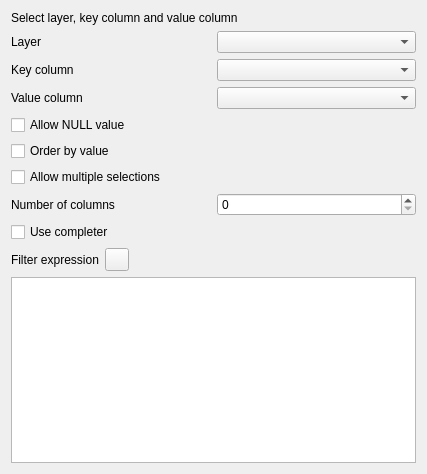
Before: the Qt Designer form src/ui/editorwidgets/qgsvaluerelationconfigdlgbase.ui in carsmie/QGIS, drawn with Qt 5.
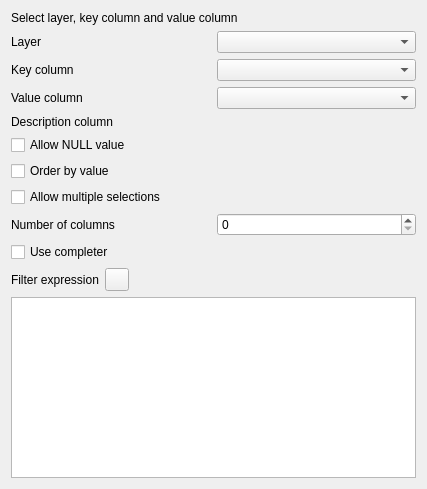
After: the same form once the commit is applied. Icons and pictures are not drawn. Custom widgets are drawn as their Qt base class.

Commit message:
Add description to value relation widget
Add the possibility to add a description to each value in a value relation widget.

What changed in the file:
```diff
--- a/src/ui/editorwidgets/qgsvaluerelationconfigdlgbase.ui
+++ b/src/ui/editorwidgets/qgsvaluerelationconfigdlgbase.ui
@@ -7,14 +7,14 @@
     <x>0</x>
     <y>0</y>
     <width>427</width>
-    <height>474</height>
+    <height>489</height>
    </rect>
   </property>
   <property name="windowTitle">
    <string>Form</string>
   </property>
-  <layout class="QGridLayout" name="gridLayout" columnstretch="0,0,0">
-   <item row="12" column="0" colspan="2">
+  <layout class="QGridLayout" name="gridLayout" columnstretch="0,0">
+   <item row="13" column="0" colspan="2">
     <layout class="QHBoxLayout" name="horizontalLayout">
      <item>
       <widget class="QLabel" name="label_19">
@@ -52,6 +52,23 @@
      </item>
     </layout>
    </item>
+   <item row="9" column="0">
+    <widget class="QLabel" name="label_nofColumns">
+     <property name="text">
+      <string>Number of columns</string>
+     </property>
+    </widget>
+   </item>
+   <item row="14" column="0" colspan="2">
+    <widget class="QTextEdit" name="mFilterExpression"/>
+   </item>
+   <item row="0" column="0" colspan="2">
+    <widget class="QLabel" name="label_8">
+     <property name="text">
+      <string>Select layer, key column and value column</string>
+     </property>
+    </widget>
+   </item>
    <item row="1" column="0">
     <widget class="QLabel" name="label_5">
      <property name="text">
@@ -62,33 +79,40 @@
      </property>
     </widget>
    </item>
-   <item row="0" column="0" colspan="2">
-    <widget class="QLabel" name="label_8">
-     <property name="text">
-      <string>Select layer, key column and value column</string>
-     </property>
-    </widget>
-   </item>
-   <item row="4" column="0" colspan="2">
-    <widget class="QCheckBox" name="mAllowNull">
-     <property name="text">
-      <string>Allow NULL value</string>
-     </property>
-    </widget>
-   </item>
-   <item row="2" column="1">
-    <widget class="QgsFieldComboBox" name="mKeyColumn"/>
-   </item>
    <item row="3" column="1">
     <widget class="QgsFieldComboBox" name="mValueColumn"/>
    </item>
-   <item row="10" column="0" colspan="2">
+   <item row="1" column="1">
+    <widget class="QgsMapLayerComboBox" name="mLayerName"/>
+   </item>
+   <item row="8" column="0" colspan="2">
+    <widget class="QCheckBox" name="mAllowMulti">
+     <property name="text">
+      <string>Allow multiple selections</string>
+     </property>
+    </widget>
+   </item>
+   <item row="5" column="0" colspan="2">
+    <widget class="QCheckBox" name="mAllowNull">
+     <property name="text">
+      <string>Allow NULL value</string>
+     </property>
+    </widget>
+   </item>
+   <item row="11" column="0" colspan="2">
     <widget class="QCheckBox" name="mUseCompleter">
      <property name="text">
       <string>Use completer</string>
      </property>
     </widget>
    </item>
+   <item row="7" column="0" colspan="2">
+    <widget class="QCheckBox" name="mOrderByValue">
+     <property name="text">
+      <string>Order by value</string>
+     </property>
+    </widget>
+   </item>
    <item row="2" column="0">
     <widget class="QLabel" name="label_6">
      <property name="text">
@@ -99,6 +123,12 @@
      </property>
     </widget>
    </item>
+   <item row="9" column="1">
+    <widget class="QSpinBox" name="mNofColumns"/>
+   </item>
+   <item row="2" column="1">
+    <widget class="QgsFieldComboBox" name="mKeyColumn"/>
+   </item>
    <item row="3" column="0">
     <widget class="QLabel" name="label_7">
      <property name="text">
@@ -109,35 +139,15 @@
      </property>
     </widget>
    </item>
-   <item row="6" column="0" colspan="2">
-    <widget class="QCheckBox" name="mOrderByValue">
+   <item row="4" column="0">
+    <widget class="QLabel" name="label">
      <property name="text">
-      <string>Order by value</string>
+      <string>Description column</string>
      </property>
     </widget>
    </item>
-   <item row="1" column="1">
-    <widget class="QgsMapLayerComboBox" name="mLayerName"/>
-   </item>
-   <item row="8" column="0">
-    <widget class="QLabel" name="label_nofColumns">
-     <property name="text">
-      <string>Number of columns</string>
-     </property>
-    </widget>
-   </item>
-   <item row="13" column="0" colspan="2">
-    <widget class="QTextEdit" name="mFilterExpression"/>
-   </item>
-   <item row="7" column="0" colspan="2">
-    <widget class="QCheckBox" name="mAllowMulti">
-     <property name="text">
-      <string>Allow multiple selections</string>
-     </property>
-    </widget>
-   </item>
-   <item row="8" column="1">
-    <widget class="QSpinBox" name="mNofColumns"/>
+   <item row="4" column="1">
+    <widget class="QgsFieldExpressionWidget" name="mDescriptionExpression" native="true"/>
    </item>
   </layout>
  </widget>
@@ -152,6 +162,12 @@
    <extends>QComboBox</extends>
    <header>qgsmaplayercombobox.h</header>
   </customwidget>
+  <customwidget>
+   <class>QgsFieldExpressionWidget</class>
+   <extends>QWidget</extends>
+   <header>qgsfieldexpressionwidget.h</header>
+   <container>1</container>
+  </customwidget>
  </customwidgets>
  <tabstops>
   <tabstop>mLayerName</tabstop>
```
Left out of the diff: 6 changed lines with no effect on the pictures. The commit also changes 7 other files.
